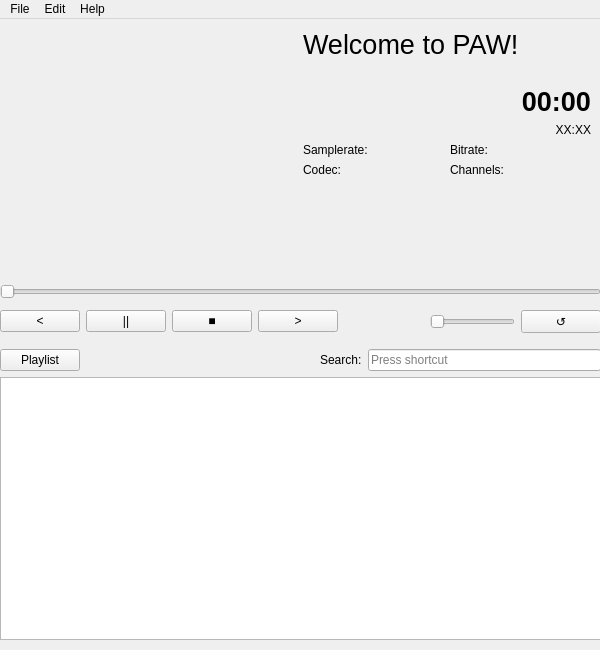
Above: src/PAW_GUI/main_paw_widget.ui from CapitanMurasa/PerfectAudioWorks before the change. Below: the same form after it.
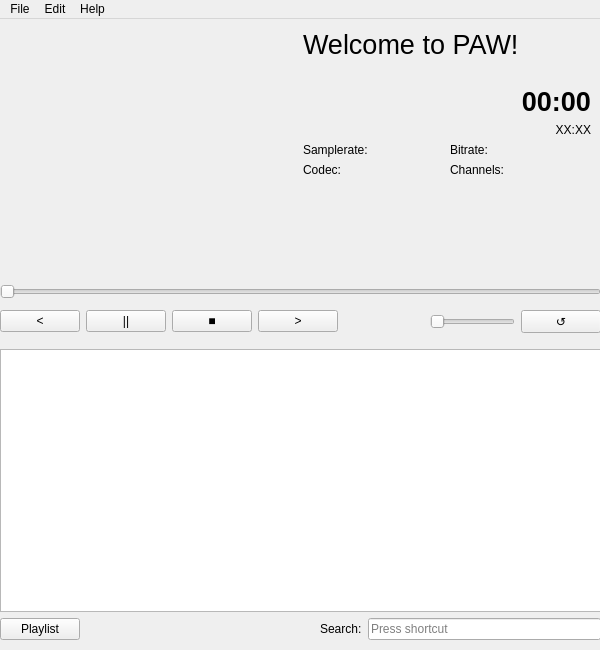
That is the form after the change. Custom widgets are drawn as their Qt base class.

```diff
--- a/src/PAW_GUI/main_paw_widget.ui
+++ b/src/PAW_GUI/main_paw_widget.ui
@@ -292,6 +292,9 @@
      </rect>
     </property>
     <layout class="QVBoxLayout" name="verticalLayout">
+     <item>
+      <widget class="QListWidget" name="Playlist"/>
+     </item>
      <item>
       <layout class="QHBoxLayout" name="horizontalLayout_4">
        <item>
@@ -326,9 +329,6 @@
        </item>
       </layout>
      </item>
-     <item>
-      <widget class="QListWidget" name="Playlist"/>
-     </item>
     </layout>
    </widget>
   </widget>
```
